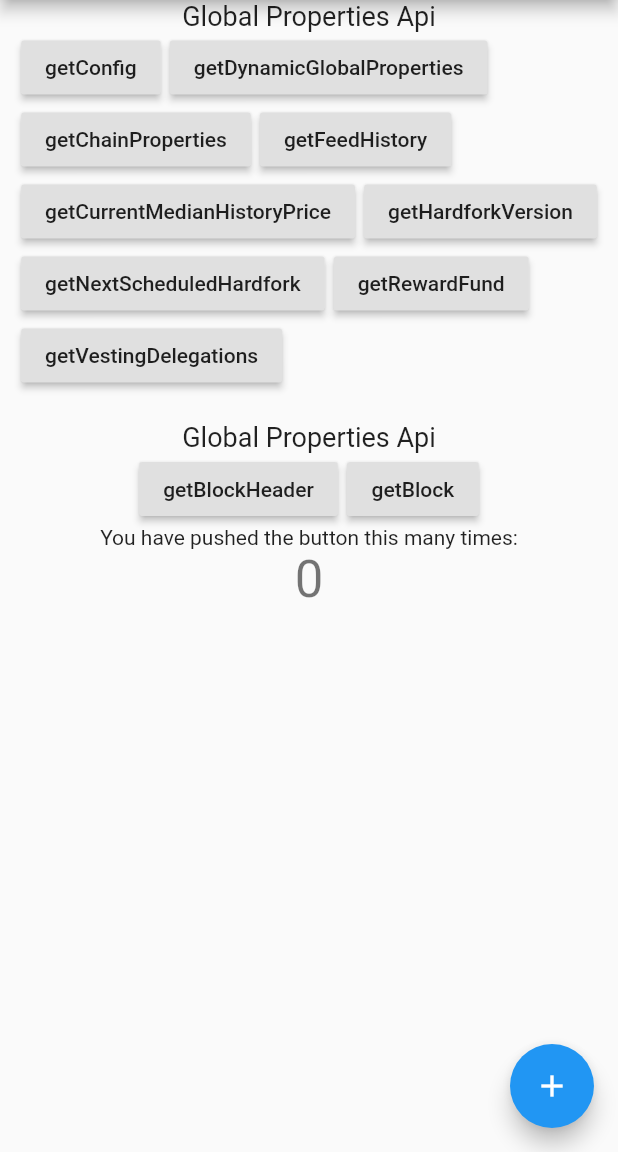
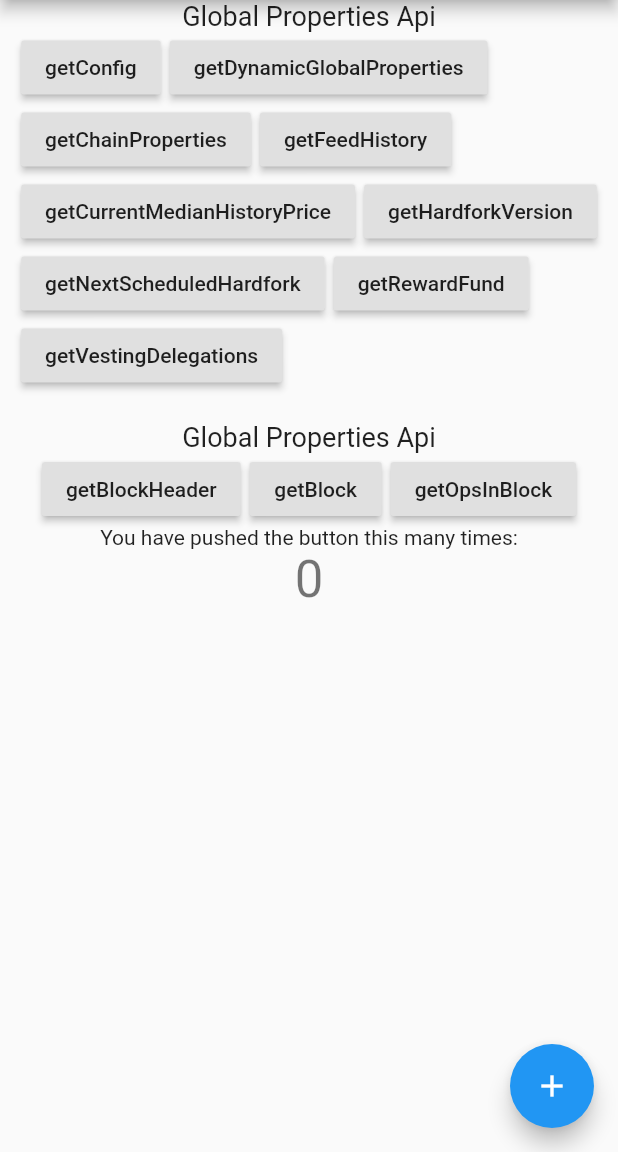
Before and after one commit to dapplr/flutter_hive, a Flutter app: the screen it shows after launch, after a tap on "getBlock", on a phone screen of 412 x 824 dp, the part 84-1236 px from its top. Run offline on Flutter 3.47's test engine with Material 2 defaults, Android fonts, the phone set to English and light mode, and no system bars; our stand-ins replace dio; network calls fail.

Commit message:
getOpsInBlock example added.

```diff
--- a/example/lib/BlockApi.dart
+++ b/example/lib/BlockApi.dart
@@ -19,6 +19,15 @@ class _BlockState extends State<Block> {
 
   dynamic getBlock() async {
     var res = await hive.api.getBlock(blockNum: 47877580);
+    print(res);
+    if (res["status"] == "ok") {
+      return res["data"];
+    }
+    return null;
+  }
+
+  dynamic getOpsInBlock() async {
+    var res = await hive.api.getOpsInBlock(blockNum: 47877580, onlyVirtual: false);
     print(res);
     if (res["status"] == "ok") {
       return res["data"];
@@ -54,6 +63,12 @@ class _BlockState extends State<Block> {
               },
               child: Text('getBlock'),
             ),
+            RaisedButton(
+              onPressed: () {
+                getOpsInBlock();
+              },
+              child: Text('getOpsInBlock'),
+            ),
           ],
         ),
       ],
```
